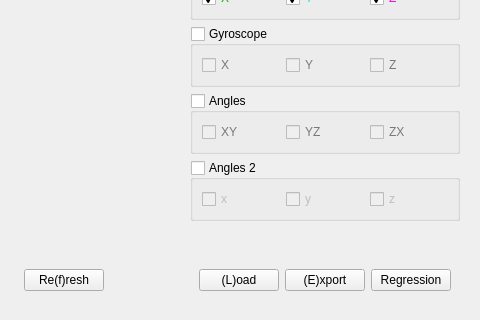
First picture: the form in tinyos-2.x/trunk/support/cpp/TestShimmer/src/DataWidget.ui, repository baharev/szte-wsn-code, before the edit; both pictures show x 337 to 817 and y 288 to 608 of the 817 by 608 pixel window.
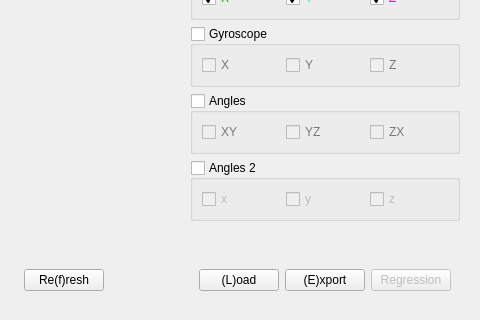
Second picture: the form after the edit. Custom widgets are drawn as their Qt base class.

Commit message: regression button

Diff of the .ui file:
```diff
--- a/tinyos-2.x/trunk/support/cpp/TestShimmer/src/DataWidget.ui
+++ b/tinyos-2.x/trunk/support/cpp/TestShimmer/src/DataWidget.ui
@@ -945,6 +945,9 @@
         </item>
         <item>
          <widget class="QPushButton" name="regressionButton">
+          <property name="enabled">
+           <bool>false</bool>
+          </property>
           <property name="text">
            <string>Regression</string>
           </property>
```
The commit also changes 3 other files.
